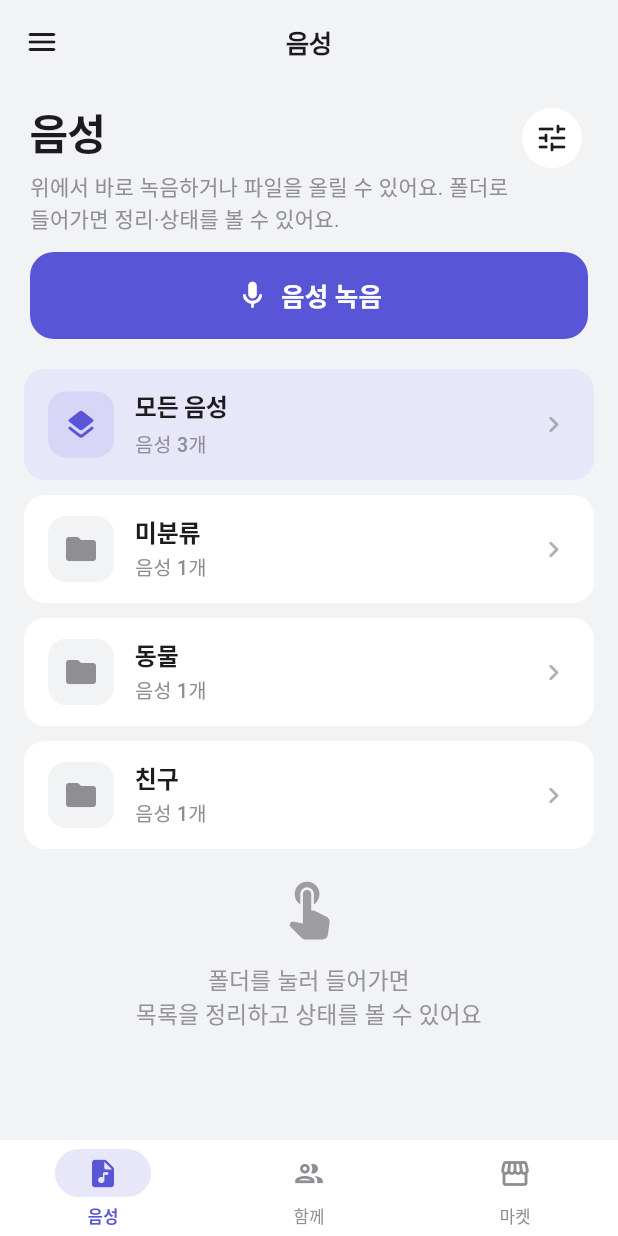
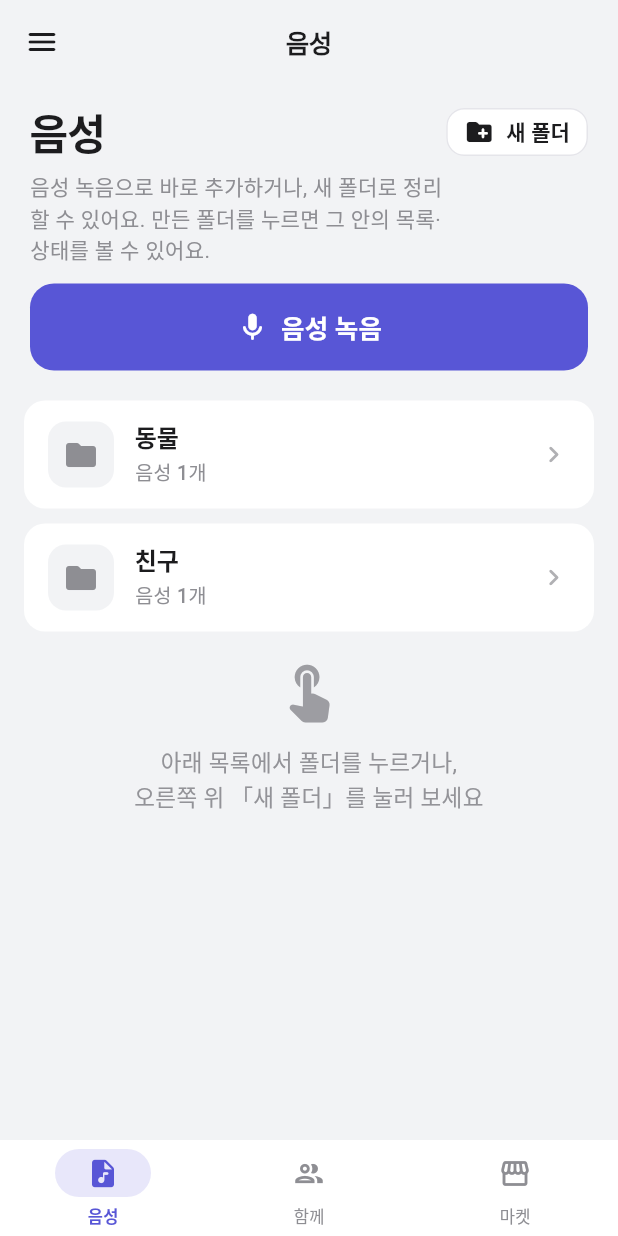
Before and after one commit to YourVoiceApp/flutter-front, a Flutter app: the YeolpumtaMainShell screen opened directly, on a phone screen of 412 x 824 dp. Run offline on Flutter 3.47's test engine with Material 3 defaults, Android fonts, the phone set to English and light mode, and no system bars; our stand-ins replace audioplayers, file_picker, flutter_secure_storage, flutter_tts, google_sign_in, shared_preferences and 1 more; missing offline and left inert: kakao_flutter_sdk_user, record; accounts and stored records are empty; network calls fail.

Commit message:
feat : 폴더 관련 ui 개선

```diff
--- a/lib/features/voices/presentation/pages/voice_pipeline_page.dart
+++ b/lib/features/voices/presentation/pages/voice_pipeline_page.dart
@@ -25,7 +25,7 @@ class VoicePipelinePage extends StatefulWidget {
   final List<VoiceJob> jobs;
   final List<VoiceFolder> folders;
 
-  /// 폴더 안에서 올릴 때는 해당 폴더 id를 넘김. `모든 음성` 화면에서는 null.
+  /// 폴더 안에서 올릴 때는 해당 폴더 id를 넘김. 루트·미리 선택 없음이면 null.
   final Future<void> Function([String? initialFolderId]) onUploadTap;
 
   /// 직접 녹음 플로우. [initialFolderId]가 있으면 시트에서 해당 폴더가 미리 선택됨.
@@ -45,13 +45,11 @@ class VoicePipelinePage extends StatefulWidget {
 }
 
 class _VoicePipelinePageState extends State<VoicePipelinePage> {
-  static const String _scopeAll = '__scope_all__';
-
   final _searchController = TextEditingController();
   VoiceJobListSort _sort = VoiceJobListSort.newest;
   bool _refreshingScope = false;
 
-  /// null: 폴더만 보기(루트) · [_scopeAll]: 전체 목록 · 그 외: 해당 폴더
+  /// null: 루트(내 폴더 목록) · 그 외: 열린 폴더 id
   String? _scope;
 
   @override
@@ -83,8 +81,13 @@ class _VoicePipelinePageState extends State<VoicePipelinePage> {
 
   List<VoiceFolder> get _rootFolders => _sortedFoldersForParent(null);
 
+  /// 루트 목록 — 시스템 폴더(미분류)는 숨김
+  List<VoiceFolder> get _rootFoldersVisible => _rootFolders
+      .where((f) => !f.isUncategorized)
+      .toList(growable: false);
+
   List<VoiceFolder> _childFoldersInScope() {
-    if (_scope == null || _scope == _scopeAll) return const <VoiceFolder>[];
+    if (_scope == null) return const <VoiceFolder>[];
     return _sortedFoldersForParent(_scope);
   }
 
@@ -94,7 +97,6 @@ class _VoicePipelinePageState extends State<VoicePipelinePage> {
 
   List<VoiceJob> _jobsInScope() {
     if (_scope == null) return [];
-    if (_scope == _scopeAll) return List<VoiceJob>.from(widget.jobs);
     return widget.jobs.where((j) => j.folderId == _scope).toList();
   }
 
@@ -125,17 +127,15 @@ class _VoicePipelinePageState extends State<VoicePipelinePage> {
 
   String _scopeTitle() {
     if (_scope == null) return '';
-    if (_scope == _scopeAll) return '모든 음성';
     return _folderPath(_scope!);
   }
 
-  bool get _showFolderOnCards => _scope == _scopeAll;
+  bool get _showFolderOnCards => false;
 
   int get _childFolderCountInScope => _childFoldersInScope().length;
 
   String _scopeSummary() {
     if (_scope == null) return '';
-    if (_scope == _scopeAll) return '${widget.jobs.length}개';
     return '하위 폴더 $_childFolderCountInScope개 · 음성 ${_jobsInScope().length}개';
   }
 
@@ -145,10 +145,6 @@ class _VoicePipelinePageState extends State<VoicePipelinePage> {
 
   Future<void> _goBackScope() async {
     if (_scope == null) return;
-    if (_scope == _scopeAll) {
-      await _changeScope(null);
-      return;
-    }
     final parentId = _folderById(_scope!)?.parentId;
     await _changeScope(parentId);
   }
@@ -160,8 +156,7 @@ class _VoicePipelinePageState extends State<VoicePipelinePage> {
 
   Future<void> _refreshCurrentScope() async {
     final targetScope = _scope;
-    if (targetScope == _scopeAll ||
-        targetScope == VoiceFolder.uncategorizedId) {
+    if (targetScope == VoiceFolder.uncategorizedId) {
       return;
     }
     if (!mounted) return;
@@ -236,9 +231,9 @@ class _VoicePipelinePageState extends State<VoicePipelinePage> {
     }
   }
 
-  /// `모든 음성`·루트와 같이 폴더를 특정하지 않을 때 null
+  /// 루트 등 폴더 미선택이면 null
   String? get _captureInitialFolderId {
-    if (_scope == null || _scope == _scopeAll) return null;
+    if (_scope == null) return null;
     return _scope;
   }
 
@@ -340,22 +335,21 @@ class _VoicePipelinePageState extends State<VoicePipelinePage> {
                     ),
                   ),
                 ),
+                if (_rootFoldersVisible.isEmpty)
+                  const SliverToBoxAdapter(
+                    child: Padding(
+                      padding: EdgeInsets.fromLTRB(32, 8, 32, 24),
+                      child: _EmptyRootFoldersHint(),
+                    ),
+                  )
+                else
                   SliverPadding(
                     padding: const EdgeInsets.fromLTRB(16, 4, 16, 0),
                     sliver: SliverList.separated(
-                    itemCount: 1 + _rootFolders.length,
+                      itemCount: _rootFoldersVisible.length,
                       separatorBuilder: (_, _) => const SizedBox(height: 10),
                       itemBuilder: (context, i) {
-                      if (i == 0) {
-                        return _FolderListRow(
-                          icon: Icons.layers_rounded,
-                          title: '모든 음성',
-                          subtitle: '음성 ${widget.jobs.length}개',
-                          accent: true,
-                          onTap: () => _openFolder(_scopeAll),
-                        );
-                      }
-                      final f = _rootFolders[i - 1];
+                        final f = _rootFoldersVisible[i];
                         return _FolderListRow(
                           icon: Icons.folder_rounded,
                           title: f.name,
@@ -366,6 +360,7 @@ class _VoicePipelinePageState extends State<VoicePipelinePage> {
                       },
                     ),
                   ),
+                if (_rootFoldersVisible.isNotEmpty)
                   const SliverToBoxAdapter(
                     child: Padding(
                       padding: EdgeInsets.fromLTRB(24, 20, 24, 48),
@@ -392,7 +387,7 @@ class _VoicePipelinePageState extends State<VoicePipelinePage> {
                           style: _voiceCaptureButtonStyle,
                         ),
                         const SizedBox(height: 16),
-                        if (childFolders.isNotEmpty && _scope != _scopeAll) ...[
+                        if (childFolders.isNotEmpty) ...[
                           Align(
                             alignment: Alignment.centerLeft,
                             child: Text(
@@ -520,9 +515,7 @@ class _VoicePipelinePageState extends State<VoicePipelinePage> {
                           children: [
                             Text(
                               _jobsInScope().isEmpty
-                                  ? (_scope == _scopeAll
-                                        ? '아직 올린 파일이 없어요'
-                                        : '이 폴더에 음성이 없어요')
+                                  ? '이 폴더에 음성이 없어요'
                                   : '조건에 맞는 파일이 없어요',
                               textAlign: TextAlign.center,
                               style: const TextStyle(
@@ -578,6 +571,27 @@ class _VoicePipelinePageState extends State<VoicePipelinePage> {
     );
   }
 
+  Widget _buildNewFolderToolbarButton({String? currentFolderId}) {
+    return FilledButton.tonalIcon(
+      onPressed: () => widget.onOpenFolderManage(currentFolderId),
+      icon: const Icon(Icons.create_new_folder_rounded, size: 20),
+      label: const Text(
+        '새 폴더',
+        style: TextStyle(fontWeight: FontWeight.w700, fontSize: 14),
+      ),
+      style: FilledButton.styleFrom(
+        visualDensity: VisualDensity.compact,
+        padding: const EdgeInsets.symmetric(horizontal: 12, vertical: 8),
+        backgroundColor: YeolpumtaTheme.surface,
+        foregroundColor: YeolpumtaTheme.textPrimary,
+        shape: RoundedRectangleBorder(
+          borderRadius: BorderRadius.circular(12),
+          side: const BorderSide(color: YeolpumtaTheme.divider),
+        ),
+      ),
+    );
+  }
+
   Widget _buildFolderBrowserHeader() {
     return Column(
       crossAxisAlignment: CrossAxisAlignment.start,
@@ -600,7 +614,7 @@ class _VoicePipelinePageState extends State<VoicePipelinePage> {
                   ),
                   SizedBox(height: 6),
                   Text(
-                    '위에서 바로 녹음하거나 파일을 올릴 수 있어요. 폴더로 들어가면 정리·상태를 볼 수 있어요.',
+                    '음성 녹음으로 바로 추가하거나, 새 폴더로 정리할 수 있어요. 만든 폴더를 누르면 그 안의 목록·상태를 볼 수 있어요.',
                     style: TextStyle(
                       fontSize: 14,
                       height: 1.4,
@@ -610,15 +624,7 @@ class _VoicePipelinePageState extends State<VoicePipelinePage> {
                 ],
               ),
             ),
-            IconButton.filledTonal(
-              onPressed: () => widget.onOpenFolderManage(),
-              icon: const Icon(Icons.tune_rounded),
-              tooltip: '폴더 관리',
-              style: IconButton.styleFrom(
-                backgroundColor: YeolpumtaTheme.surface,
-                foregroundColor: YeolpumtaTheme.textPrimary,
-              ),
-            ),
+            _buildNewFolderToolbarButton(),
           ],
         ),
       ],
@@ -630,6 +636,7 @@ class _VoicePipelinePageState extends State<VoicePipelinePage> {
       crossAxisAlignment: CrossAxisAlignment.start,
       children: [
         Row(
+          crossAxisAlignment: CrossAxisAlignment.start,
           children: [
             IconButton(
               onPressed: _goBackScope,
@@ -661,15 +668,46 @@ class _VoicePipelinePageState extends State<VoicePipelinePage> {
                 ],
               ),
             ),
-            IconButton(
-              onPressed: () => widget.onOpenFolderManage(
-                _scope == _scopeAll ? null : _scope,
-              ),
-              icon: const Icon(Icons.folder_outlined),
-              color: YeolpumtaTheme.textSecondary,
-              tooltip: '폴더 관리',
+            _buildNewFolderToolbarButton(currentFolderId: _scope),
+          ],
         ),
       ],
+    );
+  }
+}
+
+/// 루트에 사용자 폴더가 없을 때
+class _EmptyRootFoldersHint extends StatelessWidget {
+  const _EmptyRootFoldersHint();
+
+  @override
+  Widget build(BuildContext context) {
+    return Column(
+      children: [
+        Icon(
+          Icons.folder_open_rounded,
+          size: 48,
+          color: YeolpumtaTheme.textSecondary.withValues(alpha: 0.75),
+        ),
+        const SizedBox(height: 14),
+        const Text(
+          '아직 만든 폴더가 없어요',
+          textAlign: TextAlign.center,
+          style: TextStyle(
+            fontSize: 16,
+            fontWeight: FontWeight.w700,
+            color: YeolpumtaTheme.textPrimary,
+          ),
+        ),
+        const SizedBox(height: 8),
+        Text(
+          '오른쪽 위 「새 폴더」로 첫 폴더를 만들거나,\n음성 녹음으로 바로 추가해 보세요.',
+          textAlign: TextAlign.center,
+          style: TextStyle(
+            fontSize: 14,
+            height: 1.45,
+            color: YeolpumtaTheme.textSecondary.withValues(alpha: 0.95),
+          ),
         ),
       ],
     );
@@ -693,7 +731,7 @@ class _RootHint extends StatelessWidget {
           ),
           const SizedBox(height: 12),
           Text(
-            '폴더를 눌러 들어가면\n목록을 정리하고 상태를 볼 수 있어요',
+            '아래 목록에서 폴더를 누르거나,\n오른쪽 위 「새 폴더」를 눌러 보세요',
             textAlign: TextAlign.center,
             style: TextStyle(
               fontSize: 15,
```
Also changed, not shown: lib/features/voices/presentation/widgets/voice_folder_manage_sheet.dart (+36 -7 lines). Lines whose indentation alone changed are shown as unchanged.
